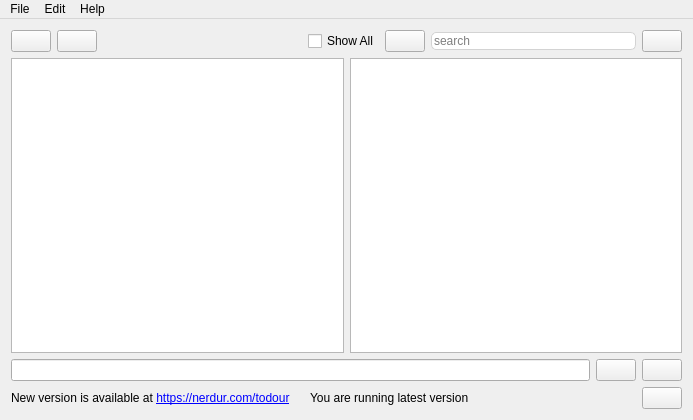
SverrirValgeirsson/Todour, file mainwindow.ui: the form before one commit.
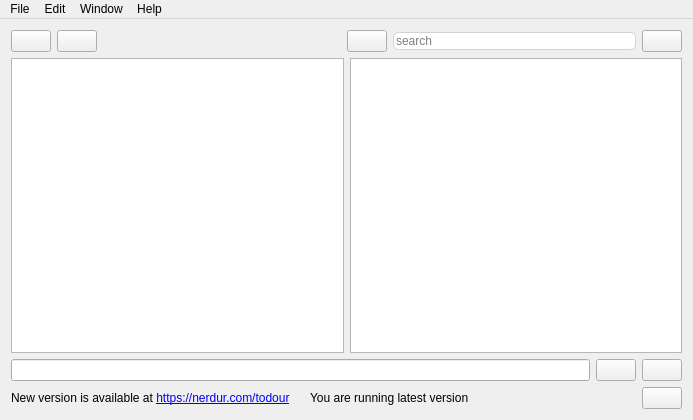
The form after the commit.

Commit message: Added Stay on top and moved Show all (and some minor fixes)

Diff of the .ui file:
```diff
--- a/mainwindow.ui
+++ b/mainwindow.ui
@@ -59,13 +59,6 @@
         </property>
        </spacer>
       </item>
-      <item>
-       <widget class="QCheckBox" name="cb_showaall">
-        <property name="text">
-         <string>Show All</string>
-        </property>
-       </widget>
-      </item>
       <item>
        <widget class="QPushButton" name="btn_Alphabetical">
         <property name="toolTip">
@@ -293,8 +286,16 @@
     <addaction name="actionUndo"/>
     <addaction name="actionRedo"/>
    </widget>
+   <widget class="QMenu" name="menuWindow">
+    <property name="title">
+     <string>Window</string>
+    </property>
+    <addaction name="actionShow_All"/>
+    <addaction name="actionStay_On_Top"/>
+   </widget>
    <addaction name="menuFile"/>
    <addaction name="menuEdit"/>
+   <addaction name="menuWindow"/>
    <addaction name="menuHelp"/>
   </widget>
   <action name="actionSettings">
```
Left out of the diff: 16 changed lines with no effect on the pictures. The commit also changes 5 other files.
